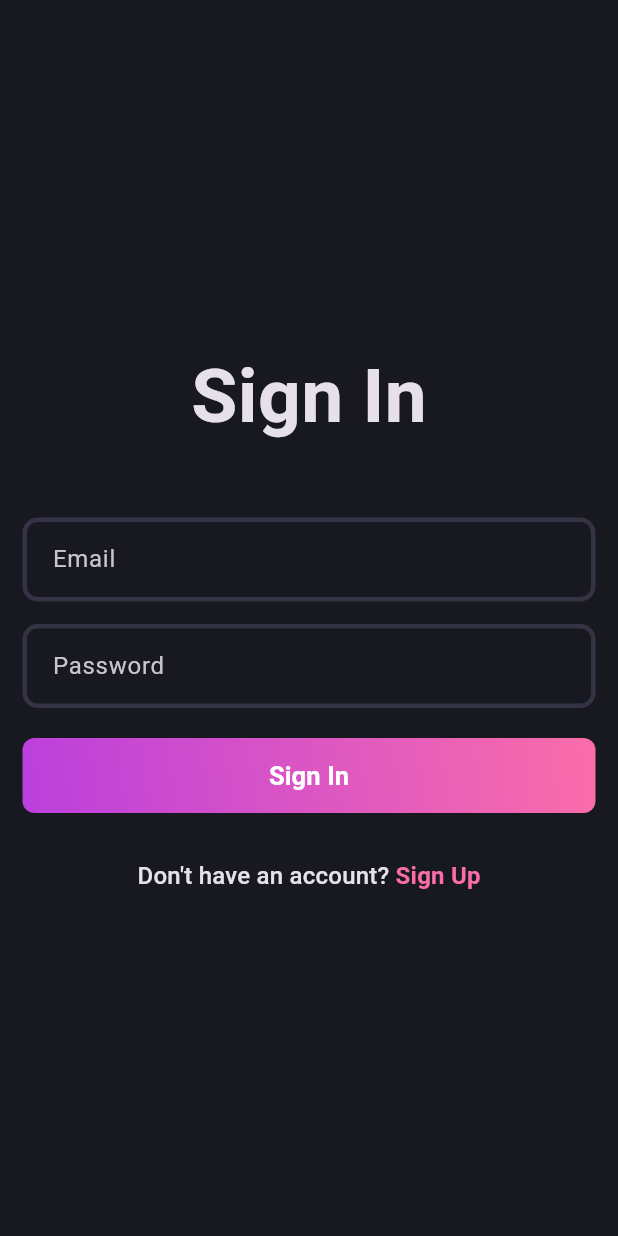
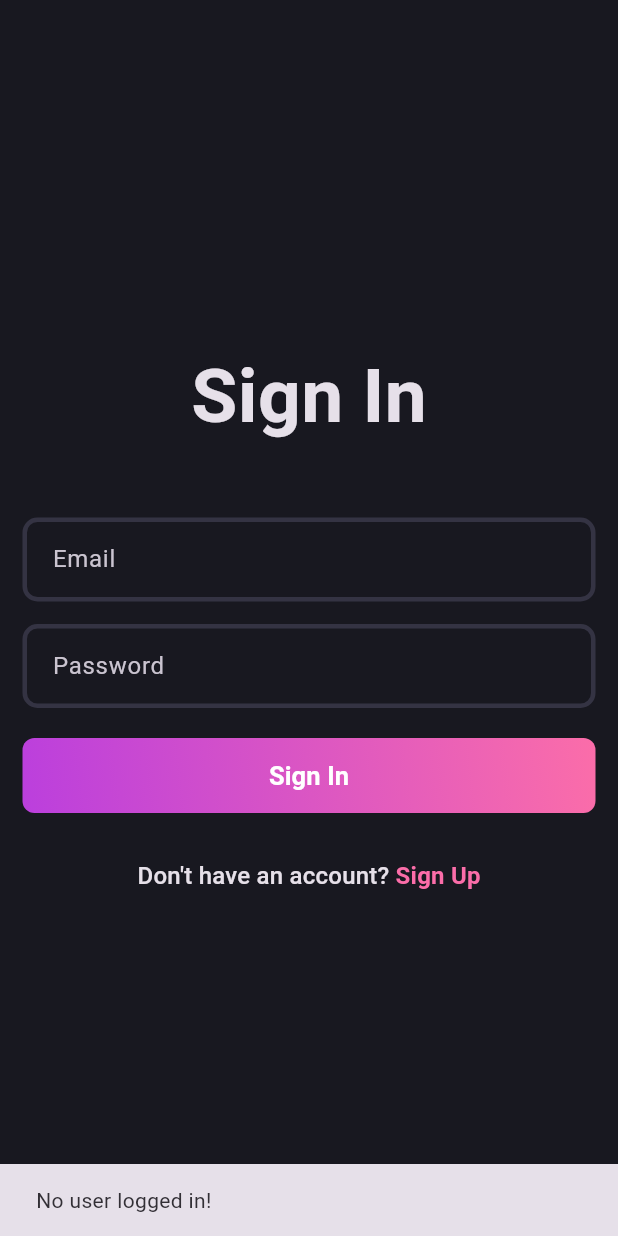
Before and after one commit to nmnhi/blog, a Flutter app: the first screen one second after launch, on a phone screen of 412 x 824 dp. Run offline on Flutter 3.47's test engine with Material 3 defaults, Android fonts, the phone set to English and light mode, and no system bars; our stand-ins replace flutter_bloc, fpdart, get_it, supabase_flutter; accounts and stored records are empty.

Commit message:
feature: Implement remember logged in

```diff
--- /dev/null
+++ b/lib/core/common/cubits/app_user/app_user_cubit.dart
@@ -0,0 +1,16 @@
+import 'package:blog_app/core/common/entities/user.dart';
+import 'package:flutter/foundation.dart';
+import 'package:flutter_bloc/flutter_bloc.dart';
+
+part 'app_user_state.dart';
+
+class AppUserCubit extends Cubit<AppUserState> {
+  AppUserCubit() : super(AppUserInitial());
+  void updateUser(User? user) {
+    if (user == null) {
+      emit(AppUserInitial());
+    } else {
+      emit(AppUserLoggedIn(user));
+    }
+  }
+}
--- /dev/null
+++ b/lib/core/common/cubits/app_user/app_user_state.dart
@@ -0,0 +1,15 @@
+part of 'app_user_cubit.dart';
+
+@immutable
+sealed class AppUserState {}
+
+final class AppUserInitial extends AppUserState {}
+
+final class AppUserLoggedIn extends AppUserState {
+  final User user;
+  AppUserLoggedIn(this.user);
+}
+
+
+// Core cannot depend on other feature
+// Other features can depend on core
--- a/lib/core/usercase/usercase.dart
+++ b/lib/core/usercase/usercase.dart
@@ -4,3 +4,5 @@ import 'package:fpdart/fpdart.dart';
 abstract interface class UserCase<SuccessType, Params> {
   Future<Either<Failure, SuccessType>> call(Params params);
 }
+
+class NoParams {}
--- a/lib/features/auth/data/repositories/auth_repository_impl.dart
+++ b/lib/features/auth/data/repositories/auth_repository_impl.dart
@@ -1,7 +1,7 @@
 import 'package:blog_app/core/error/exceptions.dart';
 import 'package:blog_app/core/error/failure.dart';
 import 'package:blog_app/features/auth/data/datasource/auth_remote_data_source.dart';
-import 'package:blog_app/features/auth/domain/entities/user.dart';
+import 'package:blog_app/core/common/entities/user.dart';
 import 'package:blog_app/features/auth/domain/repository/auth_repository.dart';
 import 'package:fpdart/src/either.dart';
 import 'package:supabase_flutter/supabase_flutter.dart' as sb;
@@ -9,6 +9,19 @@ import 'package:supabase_flutter/supabase_flutter.dart' as sb;
 class AuthRepositoryImpl implements AuthRepository {
   final AuthRemoteDataSource remoteDataSource;
   const AuthRepositoryImpl(this.remoteDataSource);
+
+  @override
+  Future<Either<Failure, User>> currentUser() async {
+    try {
+      final user = await remoteDataSource.getCurrentUserData();
+      if (user == null) {
+        return left(Failure('No user logged in!'));
+      }
+      return right(user);
+    } on ServerException catch (e) {
+      return left(Failure(e.message));
+    }
+  }
 
   @override
   Future<Either<Failure, User>> loginWithEmailPassword(
--- a/lib/features/auth/domain/repository/auth_repository.dart
+++ b/lib/features/auth/domain/repository/auth_repository.dart
@@ -1,5 +1,5 @@
 import 'package:blog_app/core/error/failure.dart';
-import 'package:blog_app/features/auth/domain/entities/user.dart';
+import 'package:blog_app/core/common/entities/user.dart';
 import 'package:fpdart/fpdart.dart';
 
 abstract interface class AuthRepository {
@@ -13,4 +13,6 @@ abstract interface class AuthRepository {
     required String email,
     required String password,
   });
+
+  Future<Either<Failure, User>> currentUser();
 }
--- /dev/null
+++ b/lib/features/auth/domain/usecases/current_user.dart
@@ -0,0 +1,16 @@
+import 'package:blog_app/core/error/failure.dart';
+import 'package:blog_app/core/usercase/usercase.dart';
+import 'package:blog_app/core/common/entities/user.dart';
+import 'package:blog_app/features/auth/domain/repository/auth_repository.dart';
+import 'package:fpdart/fpdart.dart';
+
+class CurrentUser implements UserCase<User, NoParams> {
+  final AuthRepository authRepository;
+
+  CurrentUser(this.authRepository);
+
+  @override
+  Future<Either<Failure, User>> call(NoParams params) async {
+    return await authRepository.currentUser();
+  }
+}
--- a/lib/features/auth/domain/usecases/user_login.dart
+++ b/lib/features/auth/domain/usecases/user_login.dart
@@ -1,6 +1,6 @@
 import 'package:blog_app/core/error/failure.dart';
 import 'package:blog_app/core/usercase/usercase.dart';
-import 'package:blog_app/features/auth/domain/entities/user.dart';
+import 'package:blog_app/core/common/entities/user.dart';
 import 'package:blog_app/features/auth/domain/repository/auth_repository.dart';
 import 'package:fpdart/fpdart.dart';
 
--- a/lib/features/auth/domain/usecases/user_sign_up.dart
+++ b/lib/features/auth/domain/usecases/user_sign_up.dart
@@ -1,6 +1,6 @@
 import 'package:blog_app/core/error/failure.dart';
 import 'package:blog_app/core/usercase/usercase.dart';
-import 'package:blog_app/features/auth/domain/entities/user.dart';
+import 'package:blog_app/core/common/entities/user.dart';
 import 'package:blog_app/features/auth/domain/repository/auth_repository.dart';
 import 'package:fpdart/fpdart.dart';
 
--- a/lib/features/auth/presentation/bloc/auth_bloc.dart
+++ b/lib/features/auth/presentation/bloc/auth_bloc.dart
@@ -1,8 +1,12 @@
-import 'package:blog_app/features/auth/domain/entities/user.dart';
+import 'package:blog_app/core/common/cubits/app_user/app_user_cubit.dart';
+import 'package:blog_app/core/common/entities/user.dart';
+import 'package:blog_app/core/usercase/usercase.dart';
 import 'package:blog_app/features/auth/domain/usecases/user_login.dart';
 import 'package:blog_app/features/auth/domain/usecases/user_sign_up.dart';
 import 'package:flutter/material.dart';
 import 'package:flutter_bloc/flutter_bloc.dart';
+
+import '../../domain/usecases/current_user.dart';
 
 part 'auth_event.dart';
 part 'auth_state.dart';
@@ -10,17 +14,32 @@ part 'auth_state.dart';
 class AuthBloc extends Bloc<AuthEvent, AuthState> {
   final UserSignUp _userSignUp;
   final UserLogin _userLogin;
+  final CurrentUser _currentUser;
+  final AppUserCubit _appUserCubit;
 
-  AuthBloc({required UserSignUp userSignUp, required UserLogin userLogin})
+  AuthBloc(
+      {required UserSignUp userSignUp,
+      required UserLogin userLogin,
+      required CurrentUser currentUser,
+      required AppUserCubit appUserCubit})
       : _userSignUp = userSignUp,
         _userLogin = userLogin,
+        _currentUser = currentUser,
+        _appUserCubit = appUserCubit,
         super(AuthInitial()) {
+    on<AuthEvent>((_, emit) => emit(AuthLoading()));
     on<AuthSignUp>(_onAuthSignUp);
     on<AuthLogin>(_onAuthLogin);
+    on<AuthUserLoggedIn>(_isUserLoggedIn);
+  }
+
+  void _isUserLoggedIn(AuthUserLoggedIn event, Emitter<AuthState> emit) async {
+    final res = await _currentUser(NoParams());
+    res.fold(
+        (l) => emit(AuthFailure(l.message)), (r) => _emitAuthSuccess(r, emit));
   }
 
   void _onAuthSignUp(AuthSignUp event, Emitter<AuthState> emit) async {
-    emit(AuthLoading());
     final res = await _userSignUp(UserSignUpParams(
       email: event.email,
       password: event.password,
@@ -28,23 +47,21 @@ class AuthBloc extends Bloc<AuthEvent, AuthState> {
     ));
     res.fold(
       (failure) => emit(AuthFailure(failure.message)),
-      (user) => emit(
-        AuthSuccess(user),
-      ),
+      (user) => _emitAuthSuccess(user, emit),
     );
   }
 
   void _onAuthLogin(AuthLogin event, Emitter<AuthState> emit) async {
-    emit(AuthLoading());
     final res = await _userLogin(UserLoginParams(
       email: event.email,
       password: event.password,
     ));
-    res.fold(
-      (failure) => emit(AuthFailure(failure.message)),
-      (user) => emit(
-        AuthSuccess(user),
-      ),
-    );
+    res.fold((failure) => emit(AuthFailure(failure.message)),
+        (user) => _emitAuthSuccess(user, emit));
+  }
+
+  void _emitAuthSuccess(User user, Emitter<AuthState> emit) {
+    _appUserCubit.updateUser(user);
+    emit(AuthSuccess(user));
   }
 }
--- a/lib/features/auth/presentation/bloc/auth_event.dart
+++ b/lib/features/auth/presentation/bloc/auth_event.dart
@@ -24,3 +24,5 @@ final class AuthLogin extends AuthEvent {
     required this.password,
   });
 }
+
+final class AuthUserLoggedIn extends AuthEvent {}
--- a/lib/main.dart
+++ b/lib/main.dart
@@ -1,3 +1,4 @@
+import 'package:blog_app/core/common/cubits/app_user/app_user_cubit.dart';
 import 'package:blog_app/core/theme/theme.dart';
 import 'package:blog_app/features/auth/presentation/bloc/auth_bloc.dart';
 import 'package:blog_app/features/auth/presentation/pages/login_page.dart';
@@ -13,6 +14,9 @@ void main() async {
   runApp(MultiBlocProvider(
     providers: [
       BlocProvider(
+        create: (_) => serviceLocator<AppUserCubit>(),
+      ),
+      BlocProvider(
         create: (_) => serviceLocator<AuthBloc>(),
       )
     ],
@@ -20,8 +24,19 @@ void main() async {
   ));
 }
 
-class MainApp extends StatelessWidget {
+class MainApp extends StatefulWidget {
   const MainApp({super.key});
+
+  @override
+  State<MainApp> createState() => _MainAppState();
+}
+
+class _MainAppState extends State<MainApp> {
+  @override
+  void initState() {
+    context.read<AuthBloc>().add(AuthUserLoggedIn());
+    super.initState();
+  }
 
   @override
   Widget build(BuildContext context) {
@@ -29,9 +44,23 @@ class MainApp extends StatelessWidget {
       debugShowCheckedModeBanner: false,
       title: "Blog App",
       theme: AppTheme.darkThemeMode,
-      home: const Scaffold(
+      home: Scaffold(
         body: Center(
-          child: LoginPage(),
+          child: BlocSelector<AppUserCubit, AppUserState, bool>(
+            selector: (state) {
+              return state is AppUserLoggedIn;
+            },
+            builder: (context, isLoggedIn) {
+              if (isLoggedIn) {
+                return const Scaffold(
+                  body: Center(
+                    child: Text("Logged In!"),
+                  ),
+                );
+              }
+              return const LoginPage();
+            },
+          ),
         ),
       ),
     );
```
Also changed, not shown: lib/features/auth/data/datasource/auth_remote_data_source.dart (+25 -0 lines), lib/features/auth/data/models/user_model.dart (+13 -1 lines), lib/init_dependencies.dart (+15 -3 lines), lib/core/common/entities/user.dart (renamed from lib/features/auth/domain/entities/user.dart).
